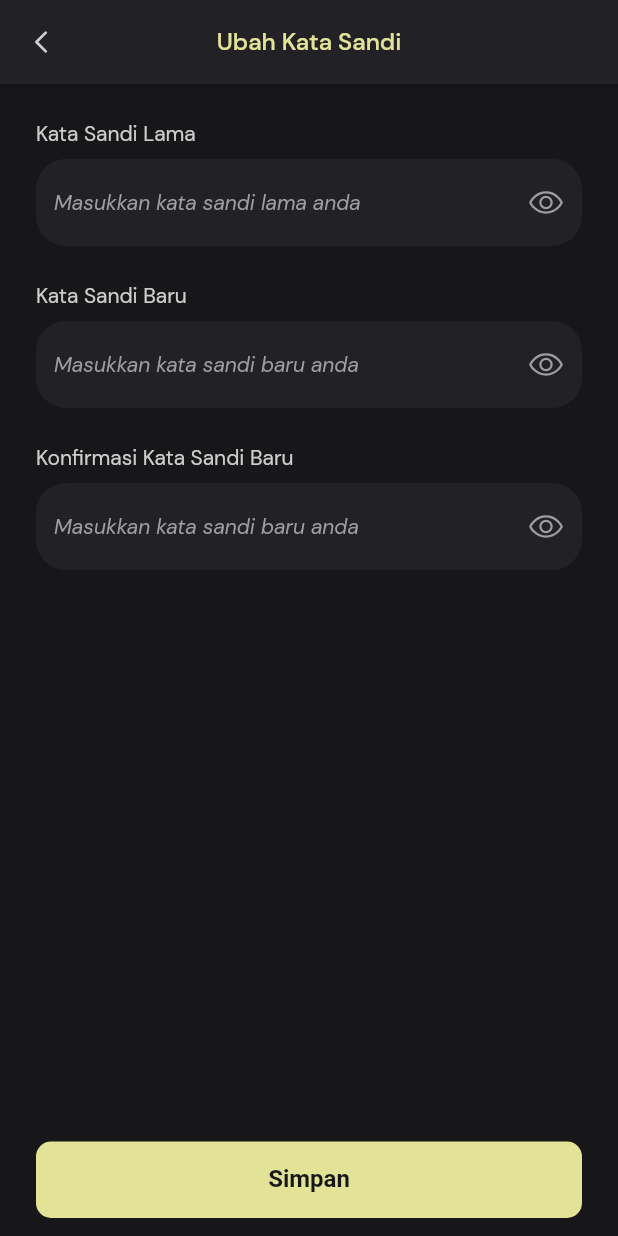
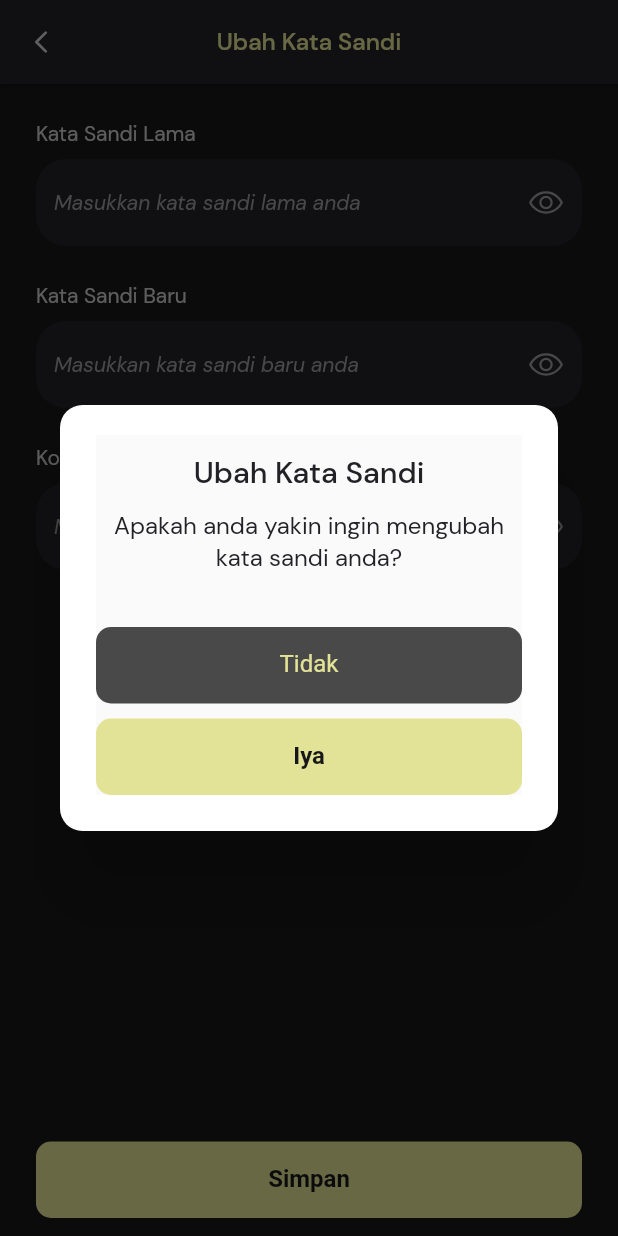
Before and after one commit to melianapang/maintenance-sales-lift-app, a Flutter app: the ChangePasswordView screen opened by its route, after a tap on "Simpan", on a phone screen of 412 x 824 dp. Run offline on Flutter 3.47's test engine with Material 2 defaults, Android fonts, the phone set to English and light mode, and no system bars; our stand-ins replace auto_size_text, bot_toast, calendar_date_picker2, dio, flutter_datetime_picker, flutter_dotenv and 14 more; missing offline and left inert: alice_lightweight, dart:ffi, shake, video_thumbnail; accounts and stored records are empty; generated files the repository leaves out were written again; statements that could not run were skipped.

Commit message:
feat(change-password): add dialog confirmation

```diff
--- a/lib/ui/views/manage_account/change_password_view.dart
+++ b/lib/ui/views/manage_account/change_password_view.dart
@@ -6,6 +6,7 @@ import 'package:rejo_jaya_sakti_apps/core/viewmodels/view_model.dart';
 import 'package:rejo_jaya_sakti_apps/ui/shared/app_bars.dart';
 import 'package:rejo_jaya_sakti_apps/ui/shared/spacings.dart';
 import 'package:rejo_jaya_sakti_apps/ui/widgets/buttons.dart';
+import 'package:rejo_jaya_sakti_apps/ui/widgets/dialogs.dart';
 import 'package:rejo_jaya_sakti_apps/ui/widgets/text_inputs.dart';
 import 'package:phosphor_flutter/phosphor_flutter.dart';
 
@@ -42,7 +43,29 @@ class _ChangePasswordViewState extends State<ChangePasswordView> {
               left: 24.0,
               right: 24.0,
             ),
-            onTap: () {},
+            onTap: () {
+              showDialogWidget(
+                context,
+                title: "Ubah Kata Sandi",
+                description:
+                    "Apakah anda yakin ingin mengubah kata sandi anda?",
+                positiveLabel: "Iya",
+                negativeLabel: "Tidak",
+                negativeCallback: () {
+                  Navigator.maybePop(context);
+                },
+                positiveCallback: () async {
+                  await Navigator.maybePop(context);
+
+                  showDialogWidget(
+                    context,
+                    title: "Ubah Kata Sandi",
+                    description: "Perubahan kata sandi berhasil disimpan",
+                    isSuccessDialog: true,
+                  );
+                },
+              );
+            },
             text: 'Simpan',
           ),
           body: SingleChildScrollView(
```
